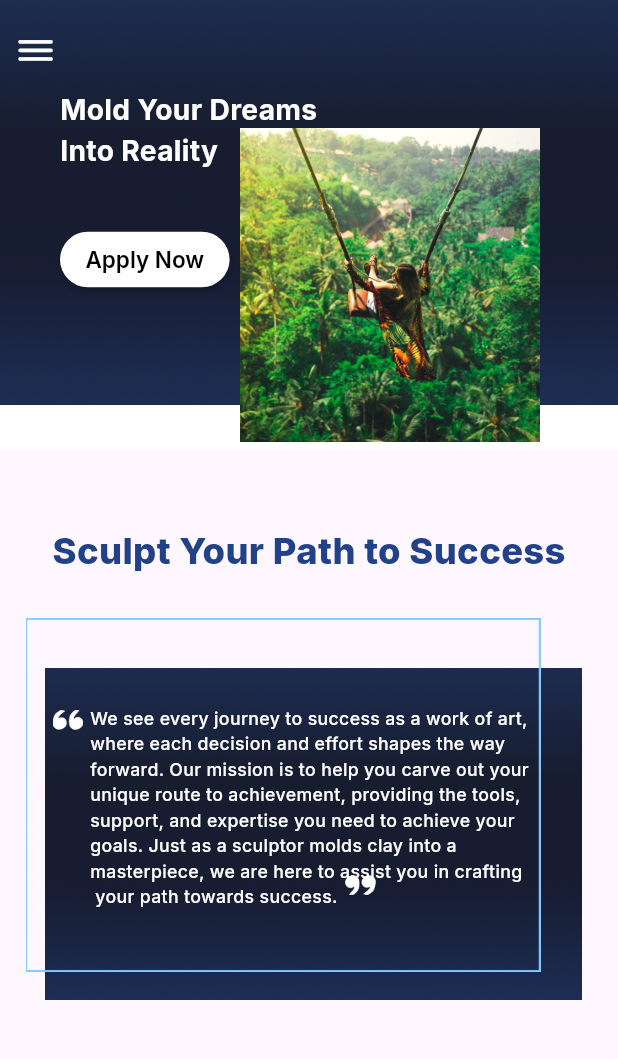
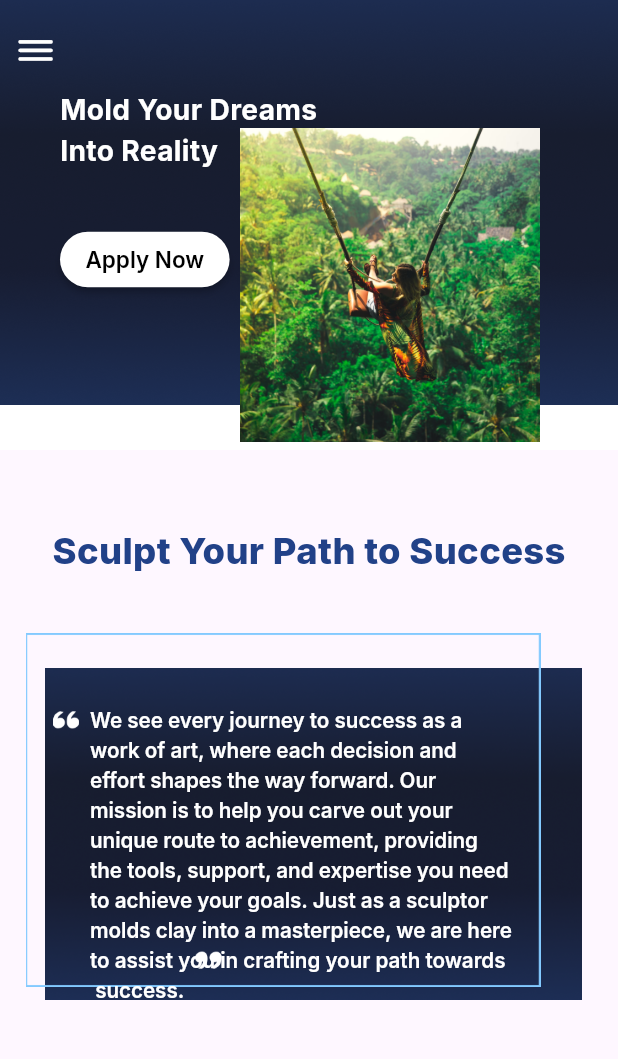
Before and after one commit to prachipachangepp/website_binyuga_new1, a Flutter app: the MobileCareerHomeScreen screen opened directly, on a phone screen of 412 x 824 dp, the part 84-1143 px from its top. Run offline on Flutter 3.47's test engine with Material 3 defaults, Android fonts, the phone set to English and light mode, and no system bars; our stand-ins replace font_awesome_flutter, google_fonts.

```diff
--- a/lib/presentation/theme_manager.dart
+++ b/lib/presentation/theme_manager.dart
@@ -86,7 +86,7 @@ class LastColumnScreen {
     );
   }
 }
-///mobilr
+///mobile
 class LastColumnScreenMobile {
   static double getFontSize(BuildContext context) {
     return MediaQuery.of(context).size.width /60;
@@ -236,13 +236,14 @@ class  CareerSculptTextConstant  {
 class   CareerLongTxtConstant {
 
   static double getNewFontSizeCareer(BuildContext context) {
-    return MediaQuery.of(context).size.width / 35;
+    return MediaQuery.of(context).size.width / 30;
   }
   static TextStyle  careerlongTextStyle(BuildContext context){
     return GoogleFonts.inter(
-      fontWeight: FontWeightManager.medium,
+      fontWeight: FontWeightManager.semiBold,
       fontSize: getNewFontSizeCareer(context),
       decoration:TextDecoration.none,
+      letterSpacing:-0.011,
       color: ColorManager.white,);
   }
 }
--- a/lib/presentation/value_manager.dart
+++ b/lib/presentation/value_manager.dart
@@ -31,6 +31,7 @@ class AppPadding {
   static const double p210 = 210.0;
   static const double p220 = 220.0;
   static const double p230 = 230.0;
+  static const double p240 = 240.0;
   static const double p250 = 250.0;
   static const double p280 = 280.0;
   static const double p300 = 300.0;
@@ -81,6 +82,7 @@ class AppSize {
   static const double s300 = 300;
   static const double s308 = 308;
   static const double s320 = 320;
+  static const double s350 = 350;
   static const double s355 = 355;
   static const double s380 = 380;
   static const double s400=  400;
--- a/lib/screens/mobile_screens/career_page_mobile.dart
+++ b/lib/screens/mobile_screens/career_page_mobile.dart
@@ -1,16 +1,13 @@
 import 'package:flutter/material.dart';
+import 'package:website_binyuga_new1/presentation/color_manager.dart';
 import 'package:website_binyuga_new1/screens/constant_screens/mobile_constant/bottom_nav_bar_mobile.dart';
 import 'package:website_binyuga_new1/screens/constant_screens/mobile_constant/description_page_constant_mobile.dart';
 import '../../presentation/value_manager.dart';
-import '../constant_screens/website_constant/bottom_nav_bar.dart';
-import '../constant_screens/website_constant/description_page_constant.dart';
 import '../constant_screens/website_constant/responsive_app_bar.dart';
 import 'career_screen_mobile/mobile_career_section_four.dart';
 import 'career_screen_mobile/mobile_career_section_one.dart';
 import 'career_screen_mobile/mobile_career_section_three.dart';
 import 'career_screen_mobile/mobile_career_section_two.dart';
-
-
 
 class MobileCareerHomeScreen extends StatelessWidget {
   const MobileCareerHomeScreen({super.key});
@@ -28,38 +25,36 @@ class MobileCareerHomeScreen extends StatelessWidget {
           Column(
             children: [
               Container(
-                height: 300,
-                color: Colors.purple,
+                height: AppSize.s300,
+                color: ColorManager.purple,
                 child: const MobileCareerSectionOne(),
               ),
               Container(
-                height:  500,
+                height: AppSize.s500,
                 child: const MobileCareerSectionTwo(),
               ),
               Container(
-                height: 350,
+                height: AppSize.s350,
                 child: const MobileCareerSectionThree(),
               ),
-
               Container(
                 height: AppSize.s900,
                 child: const MobileCareerSectionFour(),
               ),
               Container(
-                height:  AppSize.s300,
+                height: AppSize.s300,
                 child: const DescriptionScreenConstantMobile(),
               ),
-              Row(
-                children:[
-                  Expanded(
-                    flex: 2,
-                    child: Container(
-                      height: 100,
-                      width: MediaQuery.of(context).size.width,
+              Row(children: [
+                Expanded(
+                  flex: 2,
+                  child: Container(
+                    height: AppSize.s100,
+                    width: MediaQuery.of(context).size.width,
                     child: const BottomNavBarScreenMobile(),
                   ),
-                ),]
-              )
+                ),
+              ])
             ],
           ),
         ],
--- a/lib/screens/mobile_screens/career_screen_mobile/mobile_career_section_two.dart
+++ b/lib/screens/mobile_screens/career_screen_mobile/mobile_career_section_two.dart
@@ -46,7 +46,7 @@ class MobileCareerSectionTwo extends StatelessWidget {
           ///rectangle
           Padding(
             padding: EdgeInsets.only(
-              bottom: AppPadding.p40,
+              bottom: AppPadding.p20,
               left: 17,
             ),
             child: Image.asset(
@@ -62,13 +62,13 @@ class MobileCareerSectionTwo extends StatelessWidget {
             child: Image.asset(
               'images/inverted_start_white.png',
               height: AppSize.s200,
-              width: MediaQuery.of(context).size.width / 20,
+              width: MediaQuery.of(context).size.width / 23,
             ),
           ),
           Padding(
             padding: EdgeInsets.only(left: 60, top: AppPadding.p170),
             child: Text(
-              AppString.weSee,
+              AppString.weSee1,
               style: CareerLongTxtConstant.careerlongTextStyle(context),
             ),
           ),
@@ -76,13 +76,13 @@ class MobileCareerSectionTwo extends StatelessWidget {
           ///Inverted Comma End
           Padding(
             padding: const EdgeInsets.only(
-              left: 230,
-              top: AppPadding.p190,
+              left: 130,
+              top:AppPadding.p240,
             ),
             child: Image.asset(
               'images/inverted_end_white.png',
               height: AppSize.s200,
-              width: MediaQuery.of(context).size.width / 20,
+              width: MediaQuery.of(context).size.width / 23,
             ),
           ),
         ]));
```
Also changed, not shown: lib/presentation/string_manager.dart (+25 -18 lines), lib/screens/mobile_screens/feature_page_mobile.dart (+23 -24 lines), lib/screens/mobile_screens/what_we_do_screen_mobile/mobile_wwd_section_two.dart (+10 -9 lines).
